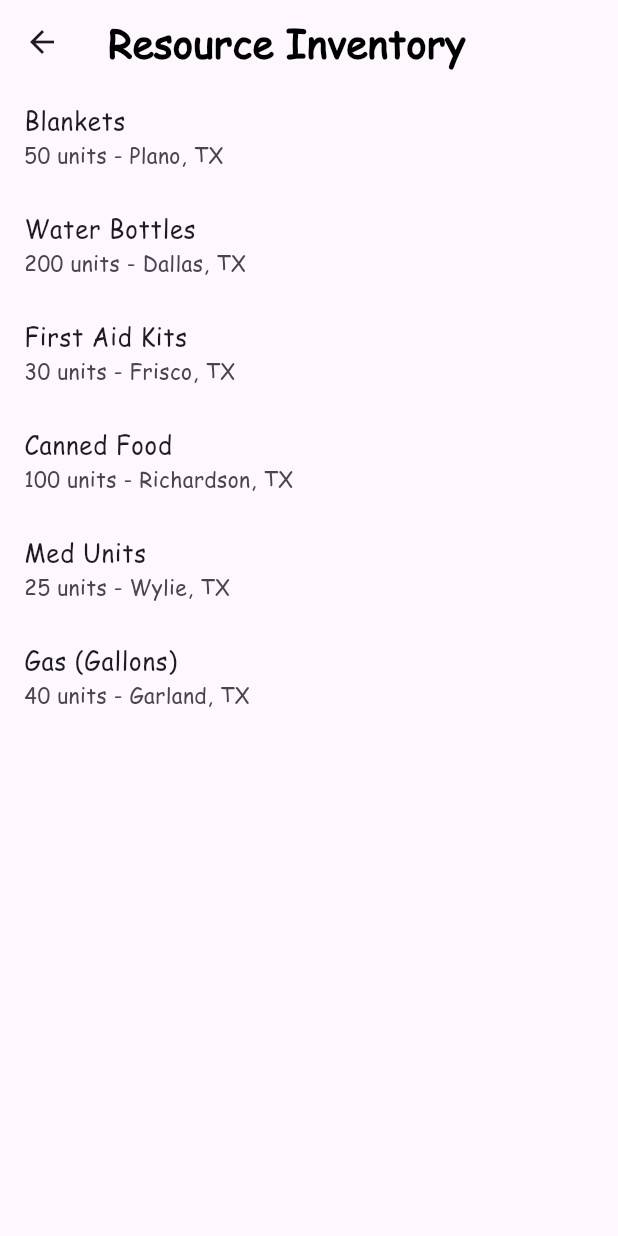
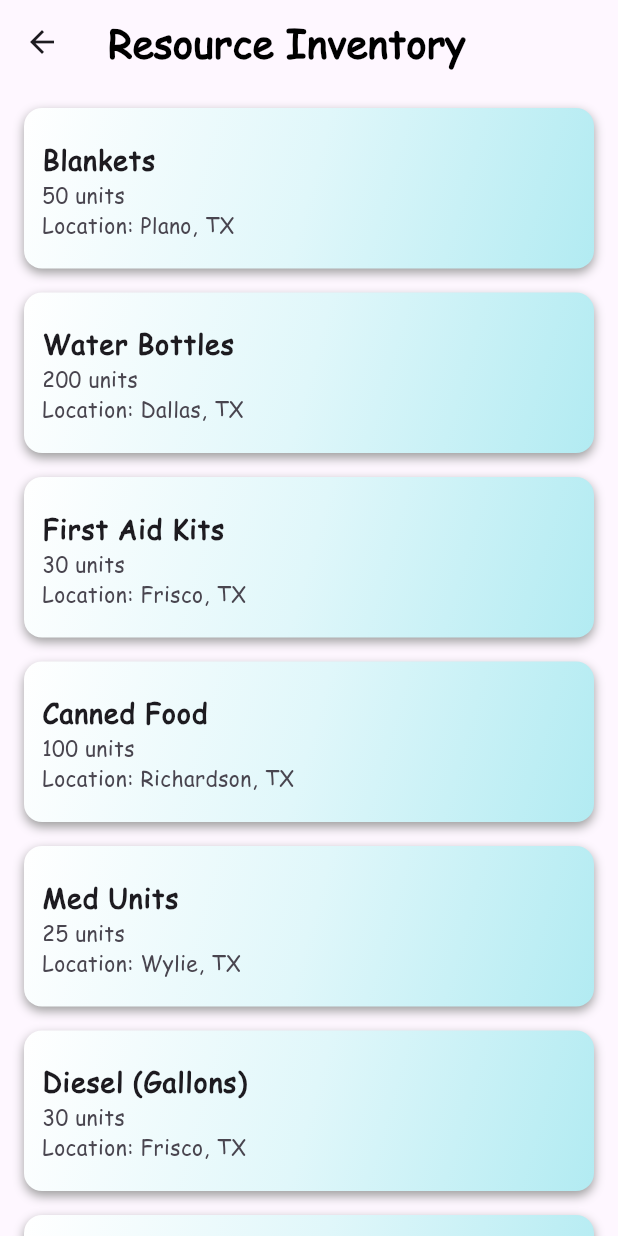
Before and after one commit to ceenguyen05/CS3354Project, a Flutter app: the ResourceInventoryScreen screen opened directly, on a phone screen of 412 x 824 dp. Run offline on Flutter 3.47's test engine with Material 3 defaults, Android fonts, the phone set to English and light mode, and no system bars; our stand-ins replace geolocator.

Commit message:
improved resource inventory UI, added json info, small tweak to layout

```diff
--- a/code_1/assets/json_files/resources.json
+++ b/code_1/assets/json_files/resources.json
@@ -25,6 +25,21 @@
     "location": "Wylie, TX"
   },
   {
+    "name": "Diesel (Gallons)",
+    "quantity": 30,
+    "location": "Frisco, TX"
+  } ,
+  {
+    "name": "Insulin Units",
+    "quantity": 100,
+    "location": "Richardson, TX"
+  },
+  {
+    "name": "Masks",
+    "quantity": 25,
+    "location": "Wylie, TX"
+  },
+  {
     "name": "Gas (Gallons)",
     "quantity": 40,
     "location": "Garland, TX"
--- a/code_1/lib/screens/resource_inventory_screen.dart
+++ b/code_1/lib/screens/resource_inventory_screen.dart
@@ -52,17 +52,63 @@ class _ResourceInventoryScreenState extends State<ResourceInventoryScreen> {
 
           final resourcesList = snapshot.data!;
 
-          return ListView.builder(
-            itemCount: resourcesList.length,
-            itemBuilder: (context, index) {
-              final resource = resourcesList[index];
-              // ignore: avoid_print
-              print("Resource: ${resource.name}");  // Log each resource name
-              return ListTile(
-                title: Text(resource.name),
-                subtitle: Text("${resource.quantity} units - ${resource.location}"),
-              );
-            },
+          return SingleChildScrollView(
+            child: Padding(
+              padding: const EdgeInsets.symmetric(horizontal: 16, vertical: 8),
+              child: Column(
+                children: List.generate(
+                  resourcesList.length,
+                  (index) {
+                    final resource = resourcesList[index];
+                    return Container(
+                      margin: const EdgeInsets.symmetric(vertical: 8),
+                      decoration: BoxDecoration(
+                        gradient: LinearGradient(
+                          begin: Alignment.topLeft,
+                          end: Alignment.bottomRight,
+                          colors: [
+                            Color(0xFFFFFFFF),
+                            Color(0xFFE0F7FA),
+                            Color(0xFFB2EBF2),
+                          ],
+                        ),
+                        borderRadius: BorderRadius.circular(12),
+                        boxShadow: [
+                          BoxShadow(
+                            color: Colors.grey.withValues(),
+                            blurRadius: 5,
+                            offset: Offset(0, 3),
+                          ),
+                        ],
+                      ),
+                      child: ListTile(
+                        contentPadding: const EdgeInsets.all(12),
+                        title: Text(
+                          resource.name,
+                          style: TextStyle(
+                            fontWeight: FontWeight.bold,
+                            fontSize: 18,
+                          ),
+                        ),
+                        subtitle: Column(
+                          crossAxisAlignment: CrossAxisAlignment.start,
+                          children: [
+                            Text(
+                              "${resource.quantity} units",
+                              style: const TextStyle(fontSize: 14), // Adjust subtitle text size
+                            ),
+                            Text(
+                              "Location: ${resource.location}",
+                              style: const TextStyle(fontSize: 14), // Adjust subtitle text size
+                            ),
+                          ],
+                        ),
+                      ),
+                    );
+                  },
+                ),
+              ),
+            ),
           );
         },
       ),
```
Also changed, not shown: 1 other file.
